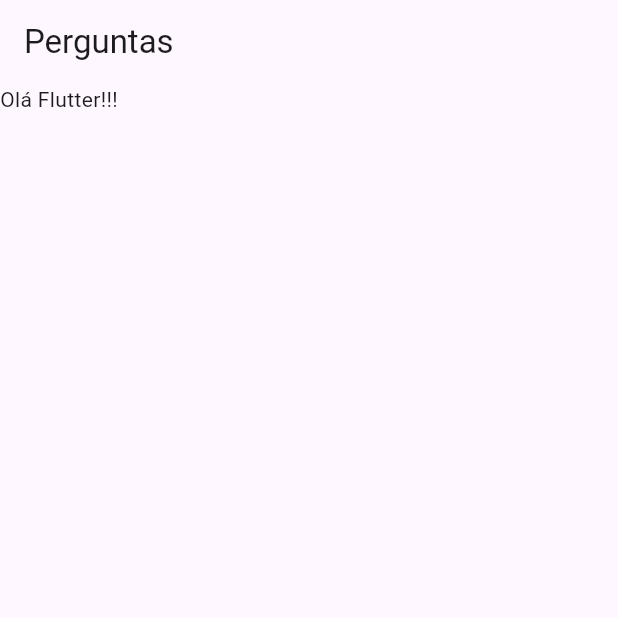
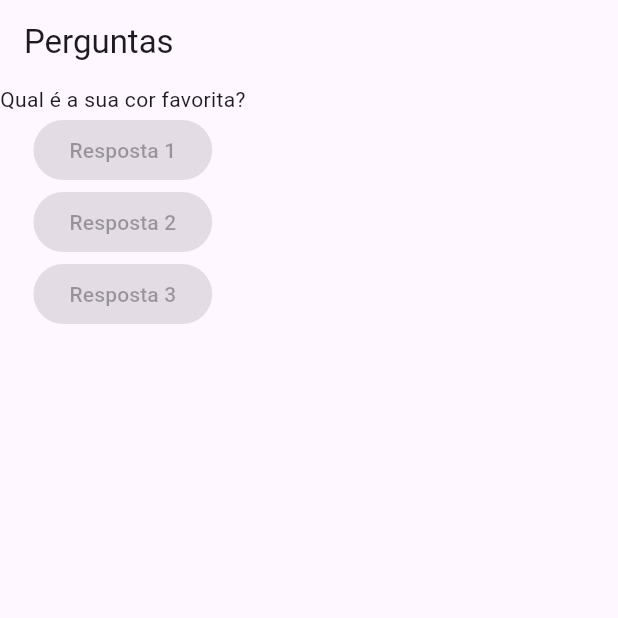
Before and after one commit to renansaraiva/flutterCourse, a Flutter app: the screen it shows after launch, on a phone screen of 412 x 824 dp, the top half of it. Run offline on Flutter 3.47's test engine with Material 3 defaults, Android fonts, the phone set to English and light mode, and no system bars.

Commit message:
Seção 2 - Aula 34 - Usando Column para Organizar os Widgets - Troquei o RaisedButton por ElevatedButton

```diff
--- a/projeto_perguntas/lib/main.dart
+++ b/projeto_perguntas/lib/main.dart
@@ -1,5 +1,3 @@
-
-
 import 'package:flutter/material.dart';
 
 void main() {
@@ -9,12 +7,34 @@ void main() {
 class PerguntaApp extends StatelessWidget {
   @override
   Widget build(BuildContext context) {
+
+    final List<String> perguntas = [
+      'Qual é a sua cor favorita?',
+      'Qual é o seu animal favorito?'
+    ];
+
     return MaterialApp(
       home: Scaffold(
         appBar: AppBar(
           title: Text('Perguntas'),
         ),
-        body: Text('Olá Flutter!!!'),
+        body: Column(
+          children: [
+            Text(perguntas[0]),
+            ElevatedButton(
+              child: Text('Resposta 1'),
+              onPressed: null
+            ),
+            ElevatedButton(
+              child: Text('Resposta 2'),
+              onPressed: null
+            ),
+            ElevatedButton(
+              child: Text('Resposta 3'),
+              onPressed: null
+            )
+          ],
+        ),
       )
     );
   }
```
